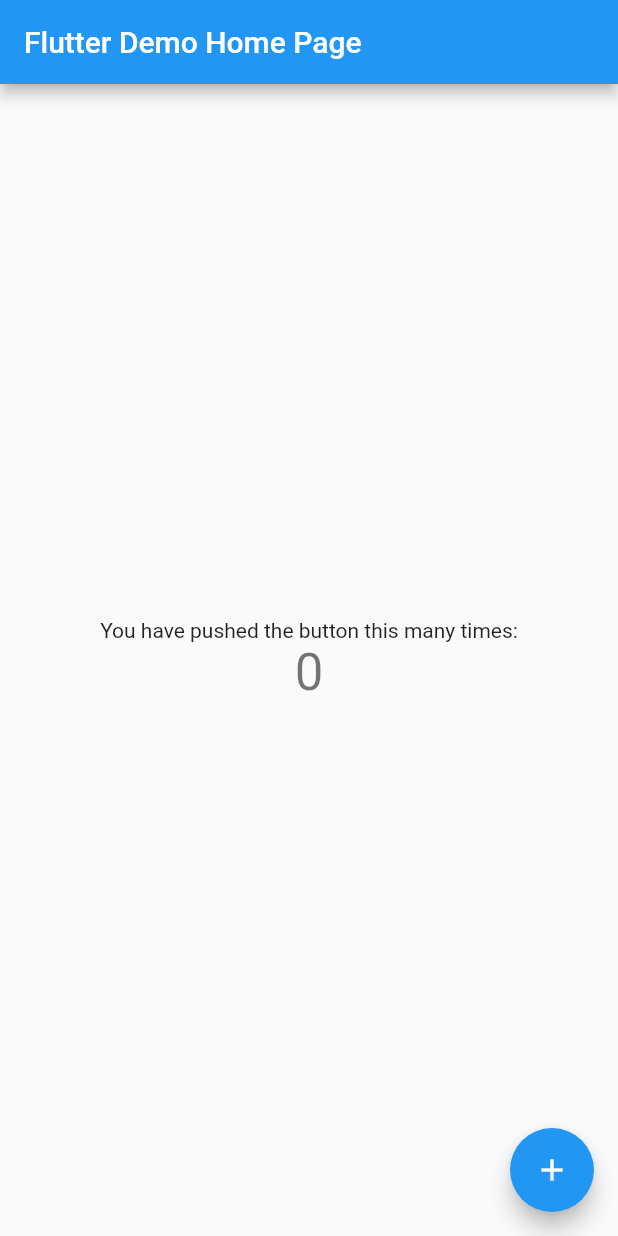
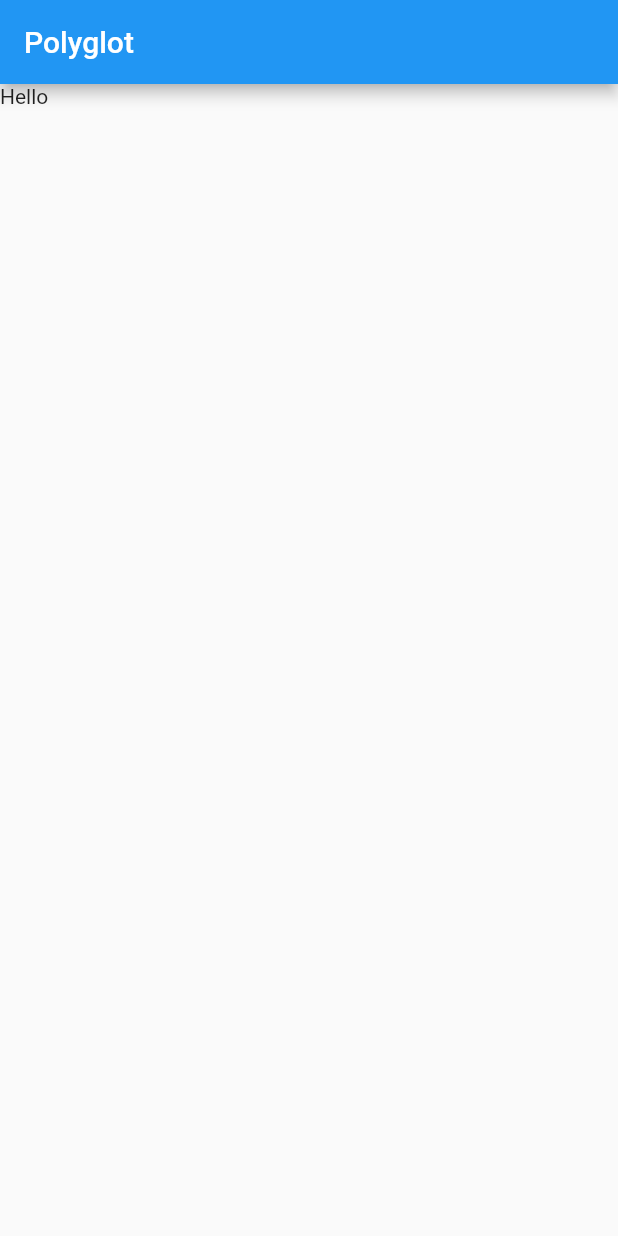
Before and after one commit to adyachok/polyglot, a Flutter app: the screen it shows after launch, on a phone screen of 412 x 824 dp. Run offline on Flutter 3.47's test engine with Material 2 defaults, Android fonts, the phone set to English and light mode, and no system bars.

Commit message:
TODO added.

```diff
--- a/lib/main.dart
+++ b/lib/main.dart
@@ -1,4 +1,5 @@
 import 'package:flutter/material.dart';
+import 'package:polyglot/pages/home.dart';
 
 void main() {
   runApp(const MyApp());
@@ -7,109 +8,19 @@
 class MyApp extends StatelessWidget {
   const MyApp({Key? key}) : super(key: key);
 
-  // This widget is the root of your application.
+  // TODO: Models for dictionary, word, state
+  // TODO: WEB integration (get dictionaries and words)
+  // TODO: Persistence logic
+  // TODO: Charts
+
   @override
   Widget build(BuildContext context) {
     return MaterialApp(
-      title: 'Flutter Demo',
+      title: 'Polyglot',
       theme: ThemeData(
-        // This is the theme of your application.
-        //
-        // Try running your application with "flutter run". You'll see the
-        // application has a blue toolbar. Then, without quitting the app, try
-        // changing the primarySwatch below to Colors.green and then invoke
-        // "hot reload" (press "r" in the console where you ran "flutter run",
-        // or simply save your changes to "hot reload" in a Flutter IDE).
-        // Notice that the counter didn't reset back to zero; the application
-        // is not restarted.
         primarySwatch: Colors.blue,
       ),
-      home: const MyHomePage(title: 'Flutter Demo Home Page'),
+      home: const HomePage(),
     );
   }
 }
-
-class MyHomePage extends StatefulWidget {
-  const MyHomePage({Key? key, required this.title}) : super(key: key);
-
-  // This widget is the home page of your application. It is stateful, meaning
-  // that it has a State object (defined below) that contains fields that affect
-  // how it looks.
-
-  // This class is the configuration for the state. It holds the values (in this
-  // case the title) provided by the parent (in this case the App widget) and
-  // used by the build method of the State. Fields in a Widget subclass are
-  // always marked "final".
-
-  final String title;
-
-  @override
-  State<MyHomePage> createState() => _MyHomePageState();
-}
-
-class _MyHomePageState extends State<MyHomePage> {
-  int _counter = 0;
-
-  void _incrementCounter() {
-    setState(() {
-      // This call to setState tells the Flutter framework that something has
-      // changed in this State, which causes it to rerun the build method below
-      // so that the display can reflect the updated values. If we changed
-      // _counter without calling setState(), then the build method would not be
-      // called again, and so nothing would appear to happen.
-      _counter++;
-    });
-  }
-
-  @override
-  Widget build(BuildContext context) {
-    // This method is rerun every time setState is called, for instance as done
-    // by the _incrementCounter method above.
-    //
-    // The Flutter framework has been optimized to make rerunning build methods
-    // fast, so that you can just rebuild anything that needs updating rather
-    // than having to individually change instances of widgets.
-    return Scaffold(
-      appBar: AppBar(
-        // Here we take the value from the MyHomePage object that was created by
-        // the App.build method, and use it to set our appbar title.
-        title: Text(widget.title),
-      ),
-      body: Center(
-        // Center is a layout widget. It takes a single child and positions it
-        // in the middle of the parent.
-        child: Column(
-          // Column is also a layout widget. It takes a list of children and
-          // arranges them vertically. By default, it sizes itself to fit its
-          // children horizontally, and tries to be as tall as its parent.
-          //
-          // Invoke "debug painting" (press "p" in the console, choose the
-          // "Toggle Debug Paint" action from the Flutter Inspector in Android
-          // Studio, or the "Toggle Debug Paint" command in Visual Studio Code)
-          // to see the wireframe for each widget.
-          //
-          // Column has various properties to control how it sizes itself and
-          // how it positions its children. Here we use mainAxisAlignment to
-          // center the children vertically; the main axis here is the vertical
-          // axis because Columns are vertical (the cross axis would be
-          // horizontal).
-          mainAxisAlignment: MainAxisAlignment.center,
-          children: <Widget>[
-            const Text(
-              'You have pushed the button this many times:',
-            ),
-            Text(
-              '$_counter',
-              style: Theme.of(context).textTheme.headline4,
-            ),
-          ],
-        ),
-      ),
-      floatingActionButton: FloatingActionButton(
-        onPressed: _incrementCounter,
-        tooltip: 'Increment',
-        child: const Icon(Icons.add),
-      ), // This trailing comma makes auto-formatting nicer for build methods.
-    );
-  }
-}
--- /dev/null
+++ b/lib/pages/home.dart
@@ -0,0 +1,19 @@
+import 'package:flutter/material.dart';
+
+class HomePage extends StatelessWidget {
+  const HomePage({Key? key}) : super(key: key);
+
+  @override
+  Widget build(BuildContext context) {
+    return Scaffold(
+      appBar: AppBar(
+        title: Text("Polyglot"),
+      ),
+      body: Column(
+        children: [
+          Text('Hello'),
+        ],
+      ),
+    );
+  }
+}
```
Also changed, not shown: lib/services/web.dart (added, +20 -0 lines), pubspec.yaml (+4 -18 lines), pubspec.lock.
